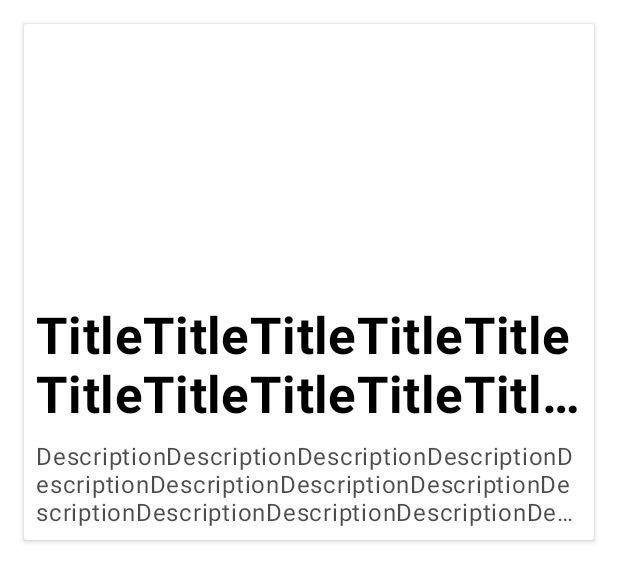
After one commit to Kliter/Findix, an Android app: the layout item_order_list.xml on its own in the app's theme, with its tools: preview values and no code run, on a phone screen of 412 x 824 dp. The commit adds this screen. Shown: the top 582 px of the screen. Run offline under Robolectric (Android 15) with nearby library versions, the phone set to English and light mode, and no system bars.

Commit message:
[Order] Orderリスト表示処理一旦コミット

```diff
--- a/app/src/main/java/com/kl/findix/di/module/order/OrderActivityModule.kt
+++ b/app/src/main/java/com/kl/findix/di/module/order/OrderActivityModule.kt
@@ -1,6 +1,5 @@
 package com.kl.findix.di.module.order
 
-import com.kl.findix.presentation.map.MapsFragment
 import com.kl.findix.presentation.order.OrderFragment
 import dagger.Module
 import dagger.android.ContributesAndroidInjector
--- a/app/src/main/java/com/kl/findix/package-info.java
+++ b/app/src/main/java/com/kl/findix/package-info.java
@@ -5,6 +5,7 @@
         R.layout.item_profile_section_header_view,
         R.layout.item_profile_base_info_view,
         R.layout.item_profile_private_info_view,
+        R.layout.item_order_list,
 })
 
 package com.kl.findix;
--- /dev/null
+++ b/app/src/main/res/layout/item_order_list.xml
@@ -0,0 +1,80 @@
+<?xml version="1.0" encoding="utf-8"?>
+<layout xmlns:android="http://schemas.android.com/apk/res/android"
+        xmlns:app="http://schemas.android.com/apk/res-auto"
+        xmlns:tools="http://schemas.android.com/tools">
+
+    <data>
+
+        <import type="android.view.View" />
+
+        <variable
+                name="order"
+                type="com.kl.findix.model.Order" />
+
+        <variable
+                name="onClickOrder"
+                type="android.view.View.OnClickListener" />
+    </data>
+
+    <androidx.cardview.widget.CardView
+            android:layout_width="match_parent"
+            android:layout_height="wrap_content"
+            android:layout_margin="@dimen/margin_x2"
+            android:background="@color/colorWhite">
+
+        <androidx.constraintlayout.widget.ConstraintLayout
+                android:layout_width="match_parent"
+                android:layout_height="wrap_content"
+                android:background="@color/colorWhite">
+
+            <!-- Todo: src設定する -->
+            <ImageView
+                    android:id="@+id/image"
+                    android:layout_width="0dp"
+                    android:layout_height="160dp"
+                    android:layout_margin="@dimen/margin_x1"
+                    android:visibility='@{order.photoUrl != "" ? View.VISIBLE : View.GONE }'
+                    app:layout_constraintBottom_toTopOf="@id/title"
+                    app:layout_constraintEnd_toEndOf="parent"
+                    app:layout_constraintStart_toStartOf="parent"
+                    app:layout_constraintTop_toTopOf="parent" />
+
+            <TextView
+                    android:id="@+id/title"
+                    style="@style/TextAppearance.MaterialComponents.Headline4"
+                    android:layout_width="match_parent"
+                    android:layout_height="wrap_content"
+                    android:layout_margin="@dimen/margin_x1"
+                    android:ellipsize="end"
+                    android:maxLines="2"
+                    android:text="@{order.title}"
+                    android:textColor="@color/colorBlack"
+                    android:textStyle="bold"
+                    app:layout_constraintBottom_toTopOf="@id/description"
+                    app:layout_constraintEnd_toEndOf="parent"
+                    app:layout_constraintStart_toStartOf="parent"
+                    app:layout_constraintTop_toBottomOf="@id/image"
+                    app:layout_goneMarginTop="@dimen/margin_x1"
+                    tools:text="TitleTitleTitleTitleTitleTitleTitleTitleTitleTitleTitleTitleTitleTitleTitleTitleTitle" />
+
+            <TextView
+                    android:id="@+id/description"
+                    style="@style/TextAppearance.MaterialComponents.Body1"
+                    android:layout_width="match_parent"
+                    android:layout_height="wrap_content"
+                    android:layout_marginStart="@dimen/margin_x1"
+                    android:layout_marginEnd="@dimen/margin_x1"
+                    android:layout_marginBottom="@dimen/margin_x1"
+                    android:ellipsize="end"
+                    android:maxLines="3"
+                    android:text="@{order.description}"
+                    android:textColor="@color/colorBlack_70"
+                    app:layout_constraintBottom_toBottomOf="parent"
+                    app:layout_constraintEnd_toEndOf="parent"
+                    app:layout_constraintStart_toStartOf="parent"
+                    app:layout_constraintTop_toBottomOf="@id/title"
+                    tools:text="DescriptionDescriptionDescriptionDescriptionDescriptionDescriptionDescriptionDescriptionDescriptionDescriptionDescriptionDescriptionDescriptionDescriptionDescription" />
+
+        </androidx.constraintlayout.widget.ConstraintLayout>
+    </androidx.cardview.widget.CardView>
+</layout>
```
Also changed, not shown: app/src/main/java/com/kl/findix/model/Order.kt (added, +7 -0 lines), app/src/main/java/com/kl/findix/presentation/order/OrderController.kt (added, +25 -0 lines), app/src/main/java/com/kl/findix/presentation/order/OrderFragment.kt (+11 -1 lines), app/src/main/java/com/kl/findix/presentation/order/OrderViewModel.kt (+14 -1 lines), app/src/main/res/layout/fragment_order.xml (+20 -9 lines).
